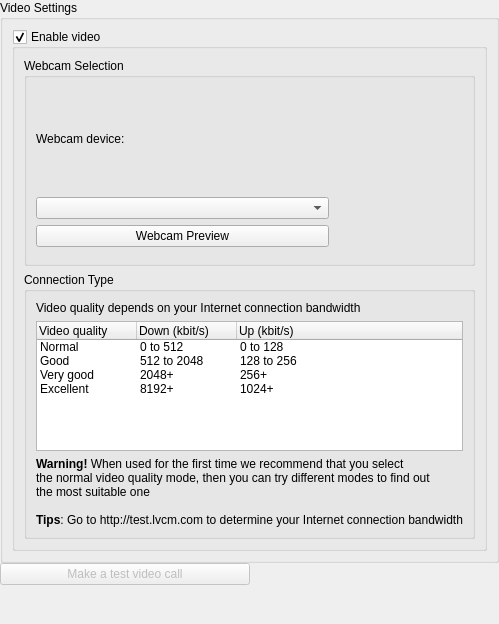
tkrotoff/WengoPhone, file wengophone/src/presentation/qt/config/VideoSettings.ui: the form before one commit.
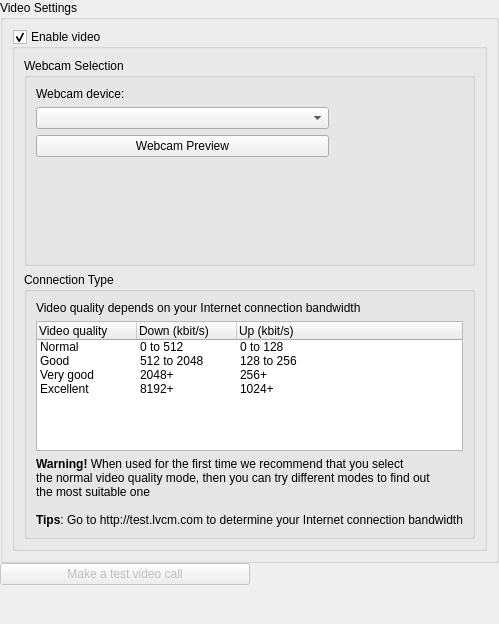
The form after the commit. Icons and pictures are not drawn.

Patch:
```diff
--- a/wengophone/src/presentation/qt/config/VideoSettings.ui
+++ b/wengophone/src/presentation/qt/config/VideoSettings.ui
@@ -81,6 +81,12 @@
                 <property name="orientation" >
                  <enum>Qt::Vertical</enum>
                 </property>
+                <property name="sizeHint" >
+                 <size>
+                  <width>20</width>
+                  <height>40</height>
+                 </size>
+                </property>
                </spacer>
               </item>
               <item row="2" column="0" >
@@ -144,7 +150,7 @@
           </widget>
          </item>
          <item row="1" column="0" >
-          <widget class="QGroupBox" name="groupBox" >
+          <widget class="QGroupBox" name="groupBox_3" >
            <property name="title" >
             <string>Connection Type</string>
            </property>
```
